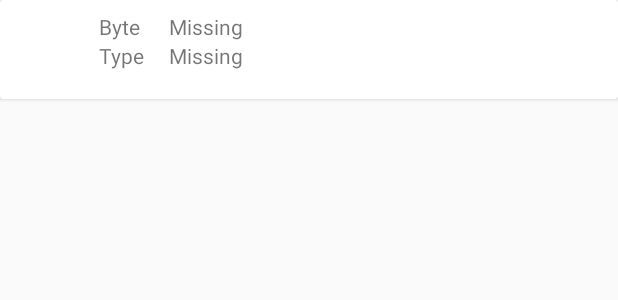
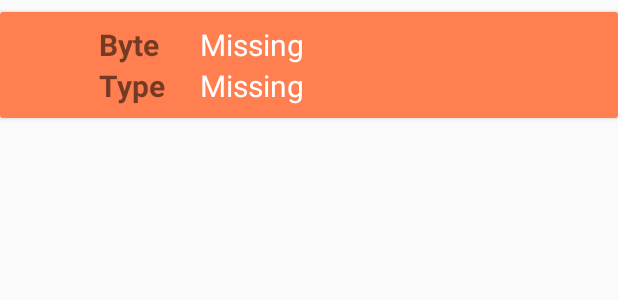
Before and after one commit to dorog/RandomDoggoApp, an Android app: the layout doggo_item.xml on its own in the app's theme, with its tools: preview values and no code run, on a phone screen of 412 x 824 dp. Shown: the top 300 px of the screen. Run offline under Robolectric (Android 15) with nearby library versions, the phone set to English and light mode, and no system bars.

Commit message:
UI updates

```diff
--- a/app/src/main/java/bme/hu/randomdoggo/ui/favourites/FavouritesFragment.kt
+++ b/app/src/main/java/bme/hu/randomdoggo/ui/favourites/FavouritesFragment.kt
@@ -35,7 +35,7 @@ class FavouritesFragment : Fragment(), FavouritesScreen {
     private var doggosRecyclerView: RecyclerView? = null
     private var randomDoggos : List<RandomDoggo> = listOf()
 
-    private var swipeBackground: ColorDrawable = ColorDrawable(Color.parseColor("#FF0000"))
+    private var swipeBackground: ColorDrawable = ColorDrawable(Color.parseColor("#000000"))
     private lateinit var deleteIconWhite: Drawable
 
     override fun onCreateView(inflater: LayoutInflater, container: ViewGroup?,savedInstanceState: Bundle?): View? {
--- a/app/src/main/java/bme/hu/randomdoggo/ui/main/MainActivity.kt
+++ b/app/src/main/java/bme/hu/randomdoggo/ui/main/MainActivity.kt
@@ -45,8 +45,9 @@ class MainActivity : AppCompatActivity(), MainScreen, NavigationView.OnNavigatio
         super.onStart()
         mainPresenter.attachScreen(this)
 
-        onNavigationItemSelected(nav_view.menu.getItem(0));
-        nav_view.menu.getItem(0).isChecked = true
+        val defaultFragment = nav_view.menu.getItem(0)
+        onNavigationItemSelected(defaultFragment);
+        defaultFragment.isChecked = true
     }
 
     override fun onStop() {
--- a/app/src/main/res/layout/doggo_item.xml
+++ b/app/src/main/res/layout/doggo_item.xml
@@ -1,18 +1,23 @@
 <?xml version="1.0" encoding="utf-8"?>
 <androidx.cardview.widget.CardView xmlns:android="http://schemas.android.com/apk/res/android"
     android:layout_width="match_parent"
-    android:layout_height="wrap_content">
+    android:layout_height="wrap_content"
+    android:layout_marginTop="8dp"
+    android:layout_marginBottom="8dp">
 
     <LinearLayout
         android:layout_height="match_parent"
         android:layout_width="match_parent"
-        android:padding="8dp">
+        android:padding="8dp"
+        android:background="@color/orange">
 
         <ImageView
             android:id="@+id/picture"
             android:layout_width="50dp"
             android:layout_height="50dp"
-            android:contentDescription="@string/picture_image_view">
+            android:contentDescription="@string/picture_image_view"
+            android:scaleType="fitCenter"
+            android:adjustViewBounds="true">
         </ImageView>
 
         <LinearLayout
@@ -26,13 +31,17 @@
             <TextView
                 android:layout_width="wrap_content"
                 android:layout_height="wrap_content"
-                android:text="@string/byte_">
+                android:text="@string/byte_"
+                android:textStyle="bold"
+                android:textSize="20sp">
             </TextView>
 
             <TextView
                 android:layout_width="wrap_content"
                 android:layout_height="wrap_content"
-                android:text="@string/type">
+                android:text="@string/type"
+                android:textStyle="bold"
+                android:textSize="20sp">
             </TextView>
         </LinearLayout>
 
@@ -40,22 +49,27 @@
             android:layout_width="wrap_content"
             android:layout_height="wrap_content"
             android:orientation="vertical"
-            android:paddingStart="8dp"
-            android:paddingLeft="8dp"
-            android:paddingRight="8dp">
+            android:paddingStart="15dp"
+            android:paddingLeft="15dp"
+            android:paddingRight="8dp"
+            android:paddingEnd="8dp">
 
             <TextView
                 android:id="@+id/byte_"
                 android:layout_width="wrap_content"
                 android:layout_height="wrap_content"
-                android:text="@string/missing">
+                android:text="@string/missing"
+                android:textColor="@color/white"
+                android:textSize="20sp">
             </TextView>
 
             <TextView
                 android:id="@+id/type"
                 android:layout_width="wrap_content"
                 android:layout_height="wrap_content"
-                android:text="@string/missing">
+                android:text="@string/missing"
+                android:textColor="@color/white"
+                android:textSize="20sp">
             </TextView>
         </LinearLayout>
 
--- a/app/src/main/res/layout/main_activity.xml
+++ b/app/src/main/res/layout/main_activity.xml
@@ -17,11 +17,11 @@
         <androidx.appcompat.widget.Toolbar
             android:layout_width="match_parent"
             android:layout_height="?attr/actionBarSize"
-            android:background="@color/colorPrimary"
+            android:background="@color/red"
             android:id="@+id/toolbar"
             android:theme="@style/ThemeOverlay.AppCompat.Dark.ActionBar"
             app:popupTheme="@style/ThemeOverlay.AppCompat.Light"
-            android:elevation="4dp"/>
+            android:elevation="4dp" />
 
         <FrameLayout
             android:id="@+id/fragment_container"
--- a/app/src/main/res/layout/nav_header.xml
+++ b/app/src/main/res/layout/nav_header.xml
@@ -3,7 +3,7 @@
     android:layout_width="match_parent"
     android:layout_height="100dp"
     android:layout_gravity="bottom"
-    android:background="@color/colorNavHeader"
+    android:background="@color/orange"
     android:orientation="horizontal"
     android:padding="4dp"
     android:theme="@style/ThemeOverlay.AppCompat.Dark">
--- a/app/src/main/res/values-v21/styles.xml
+++ b/app/src/main/res/values-v21/styles.xml
@@ -5,7 +5,7 @@
         <item name = "windowActionBar">false</item>
         <item name = "windowNoTitle">true</item>
         <item name="android:statusBarColor">@android:color/transparent</item>
-        <item name="colorAccent">@color/colorButton</item>
+        <item name="colorAccent">@color/orange</item>
     </style>
 
 </resources>
--- a/app/src/main/res/values/colors.xml
+++ b/app/src/main/res/values/colors.xml
@@ -3,7 +3,9 @@
     <color name="colorPrimary">#6200EE</color>
     <color name="colorPrimaryDark">#3700B3</color>
     <color name="colorAccent">#03DAC5</color>
-    <color name="colorNavHeader">#FF7F50</color>
-    <color name="colorButton">#FF7F50</color>
-    <color name="redButton">#FF0000</color>
+
+    <color name="orange">#FF7F50</color>
+    <color name="red">#FF0000</color>
+    <color name="white">#FFFFFF</color>
+
 </resources>
--- a/app/src/main/res/values/styles.xml
+++ b/app/src/main/res/values/styles.xml
@@ -9,13 +9,13 @@
     </style>
 
     <style name = "SearchAddToFavourites">
-        <item name="colorAccent">@color/redButton</item>
+        <item name="colorAccent">@color/red</item>
     </style>
 
     <style name ="AppTheme.NoActionBar">
         <item name = "windowActionBar">false</item>
         <item name = "windowNoTitle">true</item>
-        <item name="colorAccent">@color/colorButton</item>
+        <item name="colorAccent">@color/orange</item>
     </style>
 
     <style name="MenuItems" parent="AppTheme">
```
Also changed, not shown: app/src/main/res/layout/fragment_details.xml (+6 -5 lines), app/src/main/res/layout/fragment_search.xml (+4 -3 lines).
